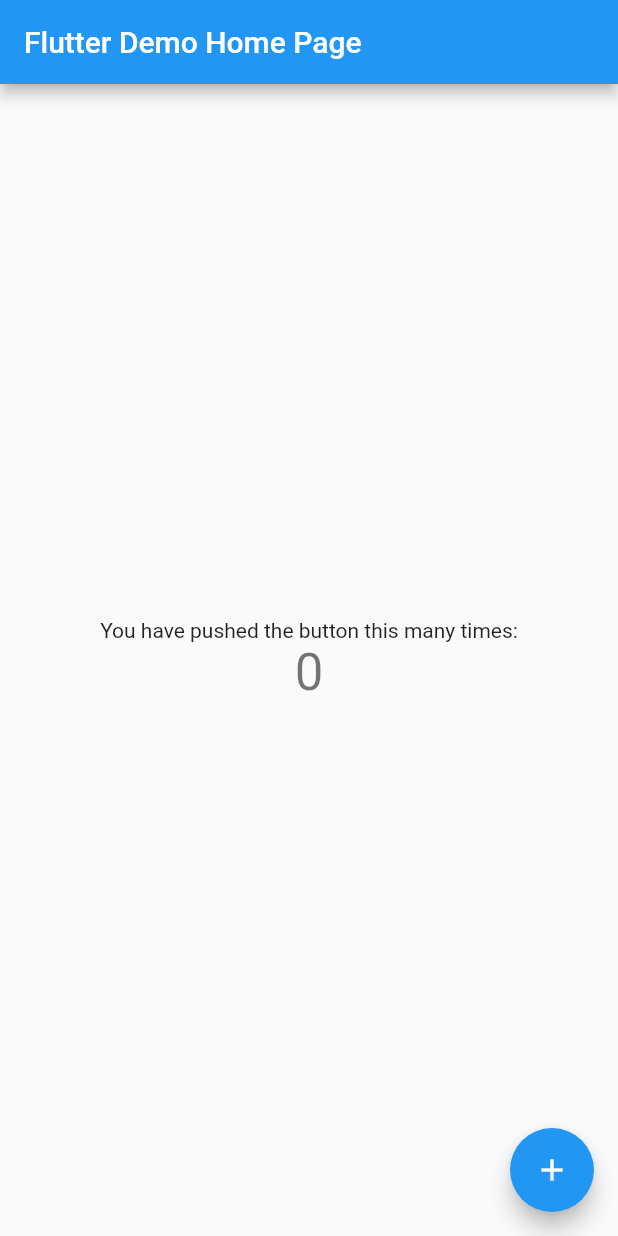
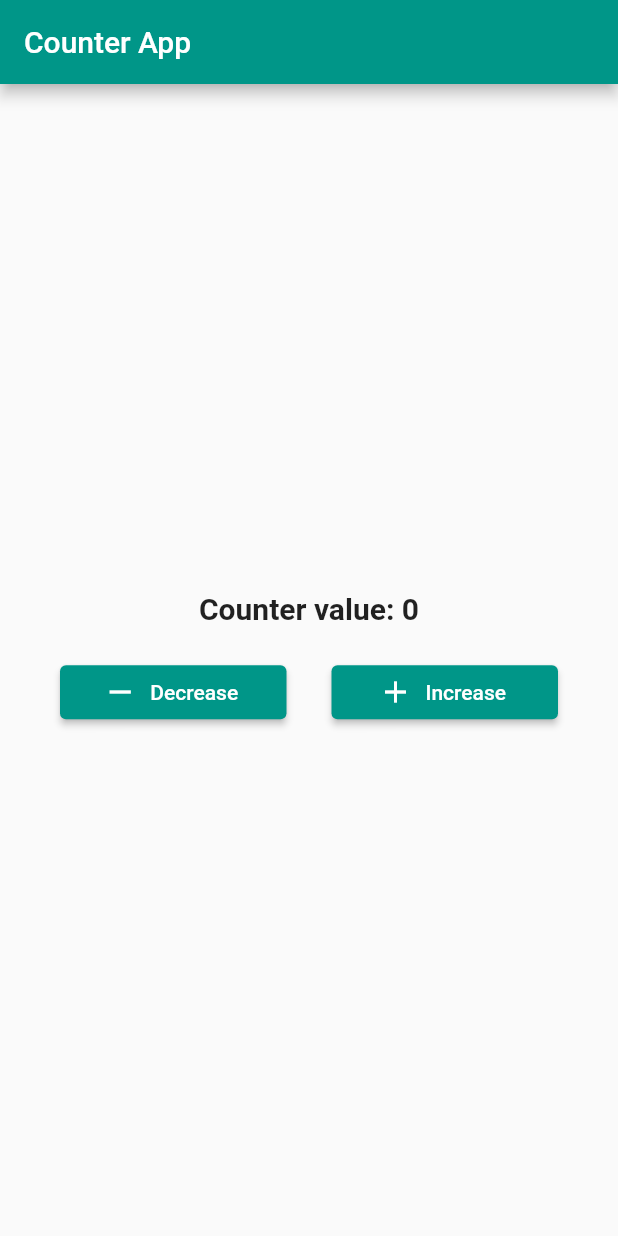
Before and after one commit to ngphsotu/flutter_bloc_counter_app_1, a Flutter app: the screen it shows after launch, on a phone screen of 412 x 824 dp. Run offline on Flutter 3.47's test engine with Material 2 defaults, Android fonts, the phone set to English and light mode, and no system bars.

Commit message:
Normal counter app

```diff
--- a/lib/main.dart
+++ b/lib/main.dart
@@ -1,115 +1,20 @@
 import 'package:flutter/material.dart';
+
+import 'screen/home_screen.dart';
 
 void main() {
   runApp(const MyApp());
 }
 
 class MyApp extends StatelessWidget {
-  const MyApp({super.key});
+  const MyApp({Key? key}) : super(key: key);
 
-  // This widget is the root of your application.
   @override
   Widget build(BuildContext context) {
     return MaterialApp(
-      title: 'Flutter Demo',
-      theme: ThemeData(
-        // This is the theme of your application.
-        //
-        // Try running your application with "flutter run". You'll see the
-        // application has a blue toolbar. Then, without quitting the app, try
-        // changing the primarySwatch below to Colors.green and then invoke
-        // "hot reload" (press "r" in the console where you ran "flutter run",
-        // or simply save your changes to "hot reload" in a Flutter IDE).
-        // Notice that the counter didn't reset back to zero; the application
-        // is not restarted.
-        primarySwatch: Colors.blue,
-      ),
-      home: const MyHomePage(title: 'Flutter Demo Home Page'),
+      debugShowCheckedModeBanner: false,
+      theme: ThemeData(primarySwatch: Colors.teal),
+      home: const HomeScreen(),
     );
   }
 }
-
-class MyHomePage extends StatefulWidget {
-  const MyHomePage({super.key, required this.title});
-
-  // This widget is the home page of your application. It is stateful, meaning
-  // that it has a State object (defined below) that contains fields that affect
-  // how it looks.
-
-  // This class is the configuration for the state. It holds the values (in this
-  // case the title) provided by the parent (in this case the App widget) and
-  // used by the build method of the State. Fields in a Widget subclass are
-  // always marked "final".
-
-  final String title;
-
-  @override
-  State<MyHomePage> createState() => _MyHomePageState();
-}
-
-class _MyHomePageState extends State<MyHomePage> {
-  int _counter = 0;
-
-  void _incrementCounter() {
-    setState(() {
-      // This call to setState tells the Flutter framework that something has
-      // changed in this State, which causes it to rerun the build method below
-      // so that the display can reflect the updated values. If we changed
-      // _counter without calling setState(), then the build method would not be
-      // called again, and so nothing would appear to happen.
-      _counter++;
-    });
-  }
-
-  @override
-  Widget build(BuildContext context) {
-    // This method is rerun every time setState is called, for instance as done
-    // by the _incrementCounter method above.
-    //
-    // The Flutter framework has been optimized to make rerunning build methods
-    // fast, so that you can just rebuild anything that needs updating rather
-    // than having to individually change instances of widgets.
-    return Scaffold(
-      appBar: AppBar(
-        // Here we take the value from the MyHomePage object that was created by
-        // the App.build method, and use it to set our appbar title.
-        title: Text(widget.title),
-      ),
-      body: Center(
-        // Center is a layout widget. It takes a single child and positions it
-        // in the middle of the parent.
-        child: Column(
-          // Column is also a layout widget. It takes a list of children and
-          // arranges them vertically. By default, it sizes itself to fit its
-          // children horizontally, and tries to be as tall as its parent.
-          //
-          // Invoke "debug painting" (press "p" in the console, choose the
-          // "Toggle Debug Paint" action from the Flutter Inspector in Android
-          // Studio, or the "Toggle Debug Paint" command in Visual Studio Code)
-          // to see the wireframe for each widget.
-          //
-          // Column has various properties to control how it sizes itself and
-          // how it positions its children. Here we use mainAxisAlignment to
-          // center the children vertically; the main axis here is the vertical
-          // axis because Columns are vertical (the cross axis would be
-          // horizontal).
-          mainAxisAlignment: MainAxisAlignment.center,
-          children: <Widget>[
-            const Text(
-              'You have pushed the button this many times:',
-            ),
-            Text(
-              '$_counter',
-              style: Theme.of(context).textTheme.headline4,
-            ),
-          ],
-        ),
-      ),
-      floatingActionButton: FloatingActionButton(
-        onPressed: _incrementCounter,
-        tooltip: 'Increment',
-        child: const Icon(Icons.add),
-      ), // This trailing comma makes auto-formatting nicer for build methods.
-    );
-  }
-}
--- /dev/null
+++ b/lib/screen/home_screen.dart
@@ -0,0 +1,71 @@
+// ignore_for_file: avoid_print
+
+import 'package:flutter/material.dart';
+
+class HomeScreen extends StatefulWidget {
+  const HomeScreen({Key? key}) : super(key: key);
+
+  @override
+  State<HomeScreen> createState() => _HomeScreenState();
+}
+
+class _HomeScreenState extends State<HomeScreen> {
+  int counterValue = 0;
+
+  void increaseNumber() {
+    setState(() {
+      counterValue++;
+    });
+  }
+
+  void decreaseNumber() {
+    setState(() {
+      counterValue--;
+    });
+  }
+
+  @override
+  Widget build(BuildContext context) {
+    return Scaffold(
+      appBar: AppBar(title: const Text('Counter App')),
+      body: SafeArea(
+        child: Column(
+          mainAxisAlignment: MainAxisAlignment.center,
+          children: [
+            Center(
+              child: Text(
+                'Counter value: $counterValue',
+                style:
+                    const TextStyle(fontSize: 20, fontWeight: FontWeight.bold),
+              ),
+            ),
+            const SizedBox(height: 20),
+            Padding(
+              padding: const EdgeInsets.symmetric(horizontal: 40),
+              child: Row(
+                mainAxisAlignment: MainAxisAlignment.spaceEvenly,
+                children: [
+                  Expanded(
+                    child: ElevatedButton.icon(
+                      onPressed: () => decreaseNumber(),
+                      icon: const Icon(Icons.remove),
+                      label: const Text('Decrease'),
+                    ),
+                  ),
+                  const SizedBox(width: 30),
+                  Expanded(
+                    child: ElevatedButton.icon(
+                      onPressed: () => increaseNumber(),
+                      icon: const Icon(Icons.add),
+                      label: const Text('Increase'),
+                    ),
+                  ),
+                ],
+              ),
+            ),
+          ],
+        ),
+      ),
+    );
+  }
+}
```
